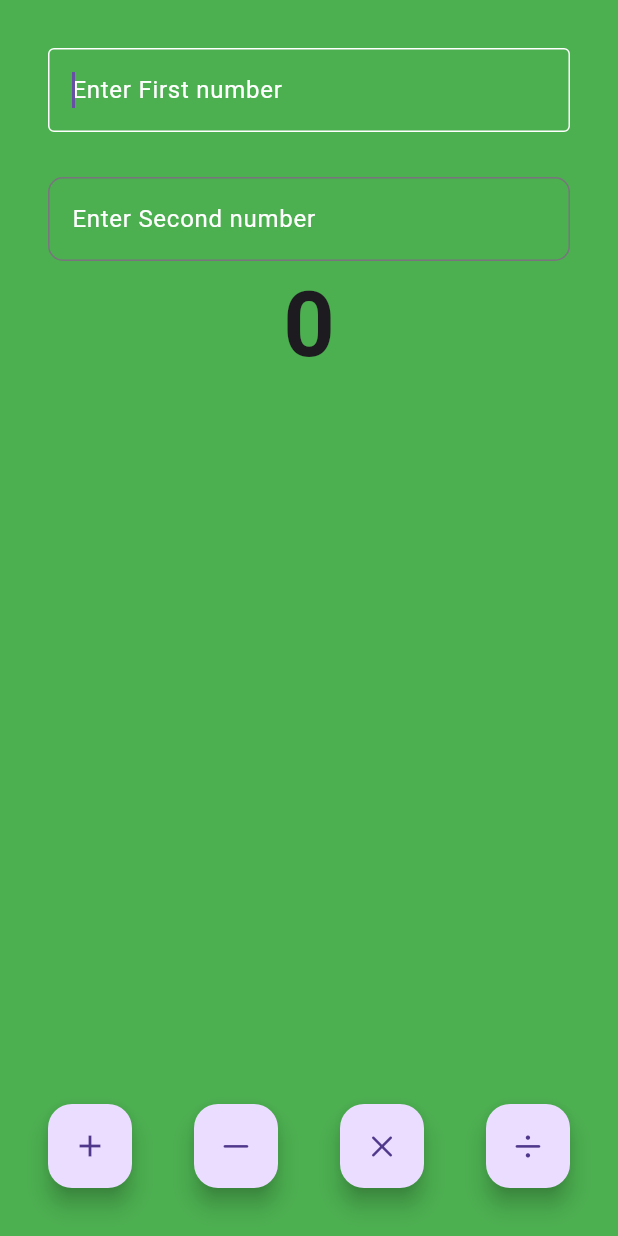
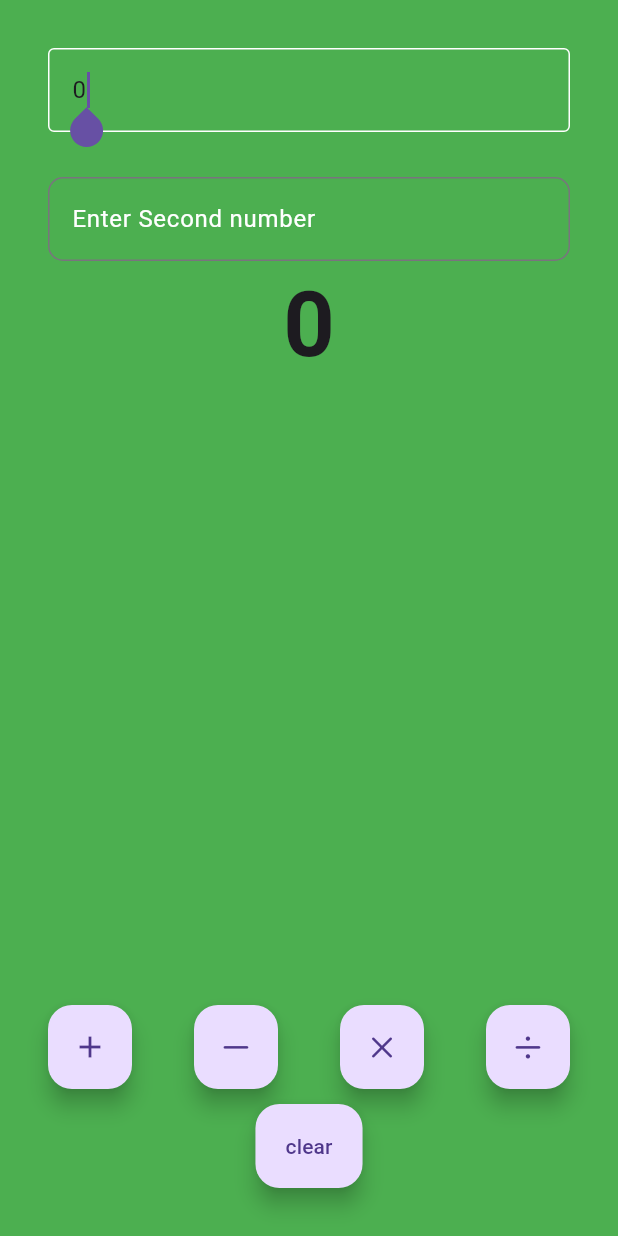
Before and after one commit to imankii01/FlutterFirstApk, a Flutter app: the screen it shows after launch, after a tap on the "add" icon, on a phone screen of 412 x 824 dp. Run offline on Flutter 3.47's test engine with Material 3 defaults, Android fonts, the light colour scheme and no system bars.

Commit message:
calculator layout

```diff
--- a/lib/view/calculatorView.dart
+++ b/lib/view/calculatorView.dart
@@ -9,88 +9,123 @@ class CalculatorView extends StatefulWidget {
 }
 
 class _CalculatorViewState extends State<CalculatorView> {
+  int x = 0;
+  int y = 0;
+  num z = 0;
+
+  final displayOneController = TextEditingController();
+  final displayTwoController = TextEditingController();
+  @override
+  void initState() {
+    // TODO: implement initState
+    super.initState();
+    displayOneController.text = x.toString();
+    displayOneController.text = y.toString();
+  }
+
   @override
   Widget build(BuildContext context) {
-    return  Padding(
+    return Padding(
       padding: EdgeInsets.all(32.0),
       child: Column(
         children: [
           // Calculator Display
           // Expand
           // Calculator Buttons
-          DisplayOne(hint:"Enter First number"),
+          CalculatorDisplay(
+              hint: "Enter First number", controller: displayOneController),
           SizedBox(
             height: 30,
           ),
-          DisplayOne(hint:"Enter Second number"),
-          const Text("0",style: TextStyle(
-            fontSize: 60,
-            fontWeight: FontWeight.bold
-          ),),
+          CalculatorDisplay(
+              hint: "Enter Second number", controller: displayTwoController),
+          Text(
+            z.toString(),
+            style: TextStyle(fontSize: 60, fontWeight: FontWeight.bold),
+          ),
           Spacer(),
           Row(
             mainAxisAlignment: MainAxisAlignment.spaceBetween,
             children: [
               FloatingActionButton(
-                onPressed: () {},
+                onPressed: () {
+                  setState(() {
+                    z = num.tryParse(displayOneController.text)! +
+                        num.tryParse(displayTwoController.text)!;
+                  });
+                },
                 child: const Icon(Icons.add),
-
               ),
               FloatingActionButton(
-                onPressed: () {},
+                onPressed: () {
+                  setState(() {
+                    z = num.tryParse(displayOneController.text)! -
+                        num.tryParse(displayTwoController.text)!;
+                  });
+                },
                 child: const Icon(CupertinoIcons.minus),
-
               ),
               FloatingActionButton(
-                onPressed: () {},
+                onPressed: () {
+                  setState(() {
+                    z = num.tryParse(displayOneController.text)! *
+                        num.tryParse(displayTwoController.text)!;
+                  });
+                },
                 child: const Icon(CupertinoIcons.multiply),
-
               ),
               FloatingActionButton(
-                onPressed: () {},
+                onPressed: () {
+                  setState(() {
+                    z = num.tryParse(displayOneController.text)! /
+                        num.tryParse(displayTwoController.text)!;
+                  });
+                },
                 child: const Icon(CupertinoIcons.divide),
-
               ),
             ],
-          )
+          ),
+          const SizedBox(
+            height: 10,
+          ),
+          FloatingActionButton.extended(
+              onPressed: () {
+                x = 0;
+                y = 0;
+                z = 0;
+                displayOneController.clear();
+                displayTwoController.clear();
+              },
+              label: Text("clear")),
         ],
       ),
     );
   }
 }
 
-class DisplayOne extends StatelessWidget {
-  const DisplayOne({
-    super.key,
-    this.hint="Enter a number"
-  });
+class CalculatorDisplay extends StatelessWidget {
+  const CalculatorDisplay(
+      {super.key, this.hint = "Enter a number", required this.controller});
   final String? hint;
+  final TextEditingController controller;
 
   @override
   Widget build(BuildContext context) {
     return TextField(
+      controller: controller,
       keyboardType: TextInputType.number,
       autofocus: true,
       decoration: InputDecoration(
-        border: OutlineInputBorder(
-          borderSide: BorderSide(
-            color: Colors.white
+          border: OutlineInputBorder(
+            borderSide: BorderSide(color: Colors.white),
+            borderRadius: BorderRadius.circular(10),
           ),
-           borderRadius: BorderRadius.circular(10),
-        ),
-        focusedBorder: OutlineInputBorder(
-          borderSide: BorderSide(
-            color: Colors.white
+          focusedBorder: OutlineInputBorder(
+            borderSide: BorderSide(color: Colors.white),
           ),
-
-        ),
-        // labelText: '0',
-        hintText: hint,
-        hintStyle: TextStyle(
-          color: Colors.white
-        )
-
-      ),
+          // labelText: '0',
+          hintText: hint,
+          hintStyle: TextStyle(color: Colors.white)),
     );
   }
 }
```
